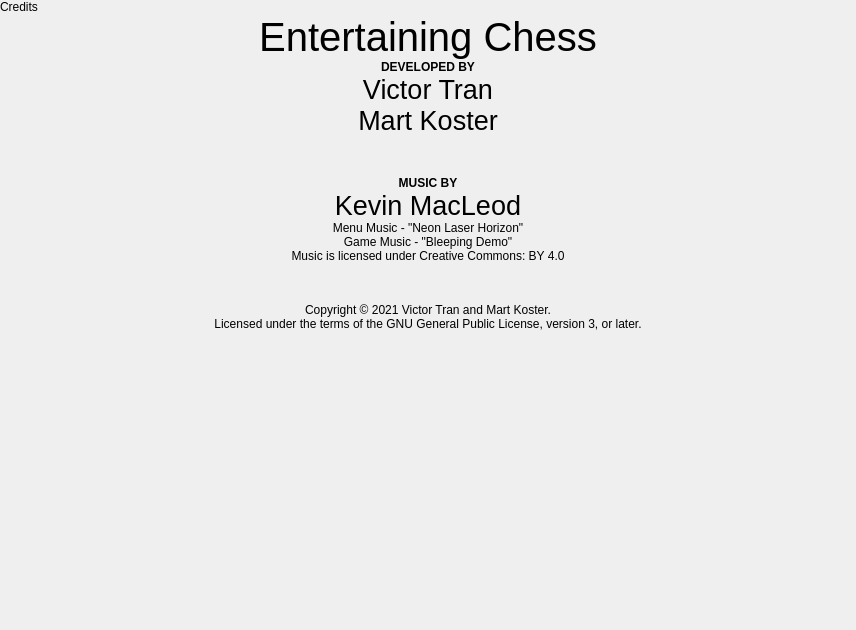
Before: the Qt Designer form information/creditsscreen.ui in vicr123/entertaining-chess, drawn with Qt 5.
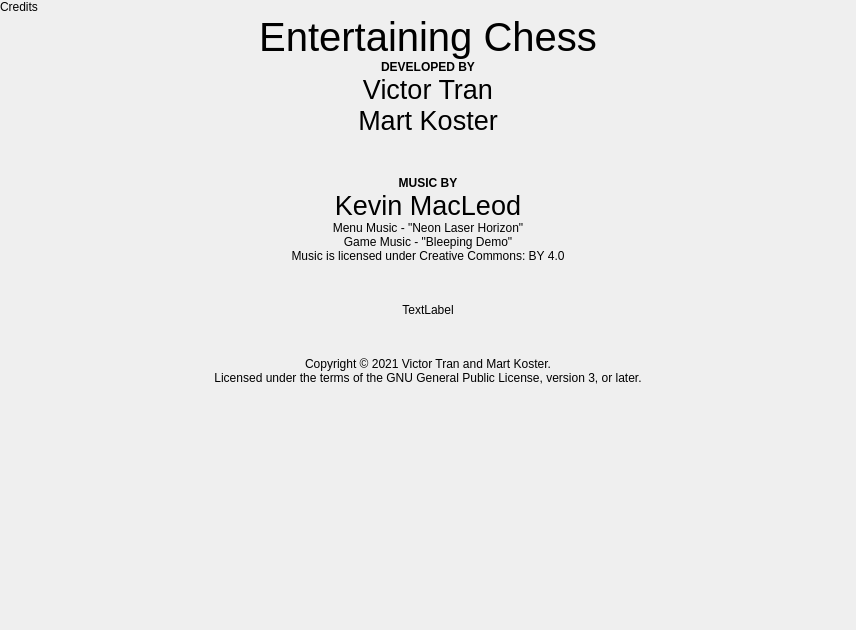
After: the same form once the commit is applied. Custom widgets are drawn as their Qt base class.

Commit message: Add Entertaining Games branding

Diff of the .ui file:
```diff
--- a/information/creditsscreen.ui
+++ b/information/creditsscreen.ui
@@ -52,8 +52,8 @@
        <rect>
         <x>0</x>
         <y>0</y>
-        <width>856</width>
-        <height>601</height>
+        <width>842</width>
+        <height>672</height>
        </rect>
       </property>
       <property name="autoFillBackground">
@@ -274,6 +274,32 @@
            </property>
           </spacer>
          </item>
+         <item>
+          <widget class="QLabel" name="entertainingLogo">
+           <property name="text">
+            <string notr="true">TextLabel</string>
+           </property>
+           <property name="alignment">
+            <set>Qt::AlignCenter</set>
+           </property>
+          </widget>
+         </item>
+         <item>
+          <spacer name="verticalSpacer_3">
+           <property name="orientation">
+            <enum>Qt::Vertical</enum>
+           </property>
+           <property name="sizeType">
+            <enum>QSizePolicy::Fixed</enum>
+           </property>
+           <property name="sizeHint" stdset="0">
+            <size>
+             <width>20</width>
+             <height>40</height>
+            </size>
+           </property>
+          </spacer>
+         </item>
          <item>
           <widget class="QLabel" name="label_9">
            <property name="text">
```
The commit also changes 173 other files.
